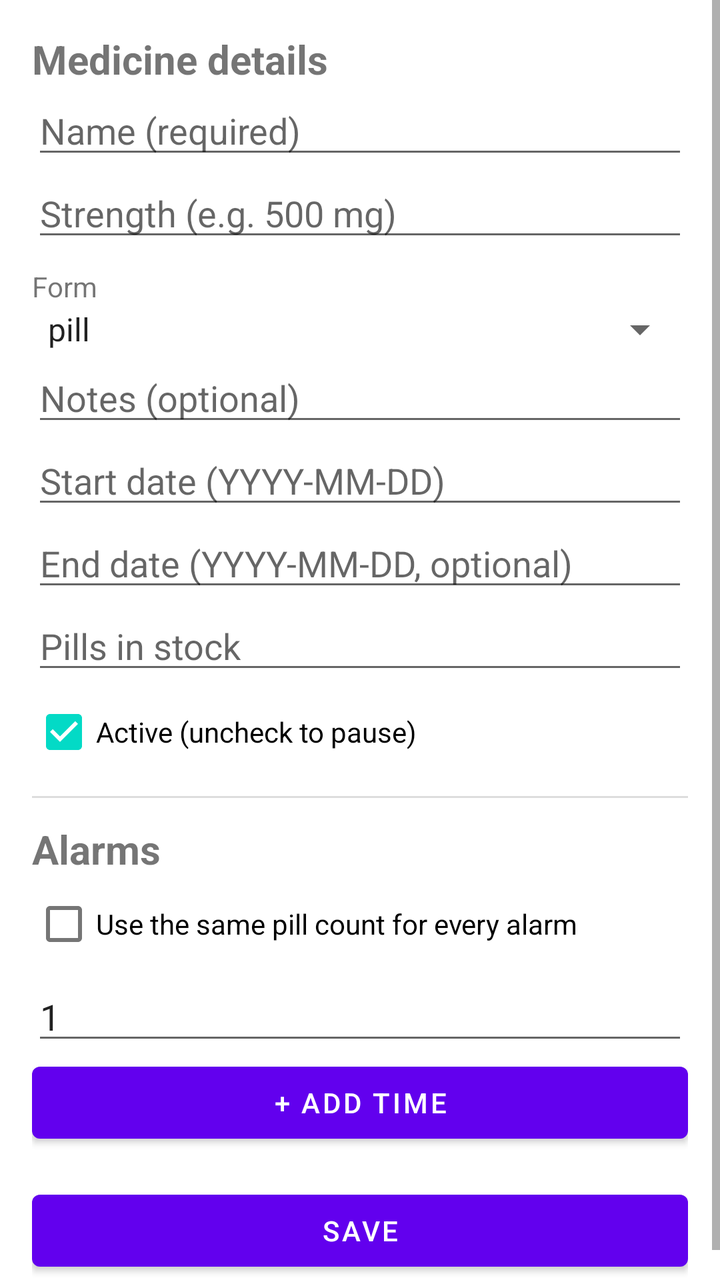
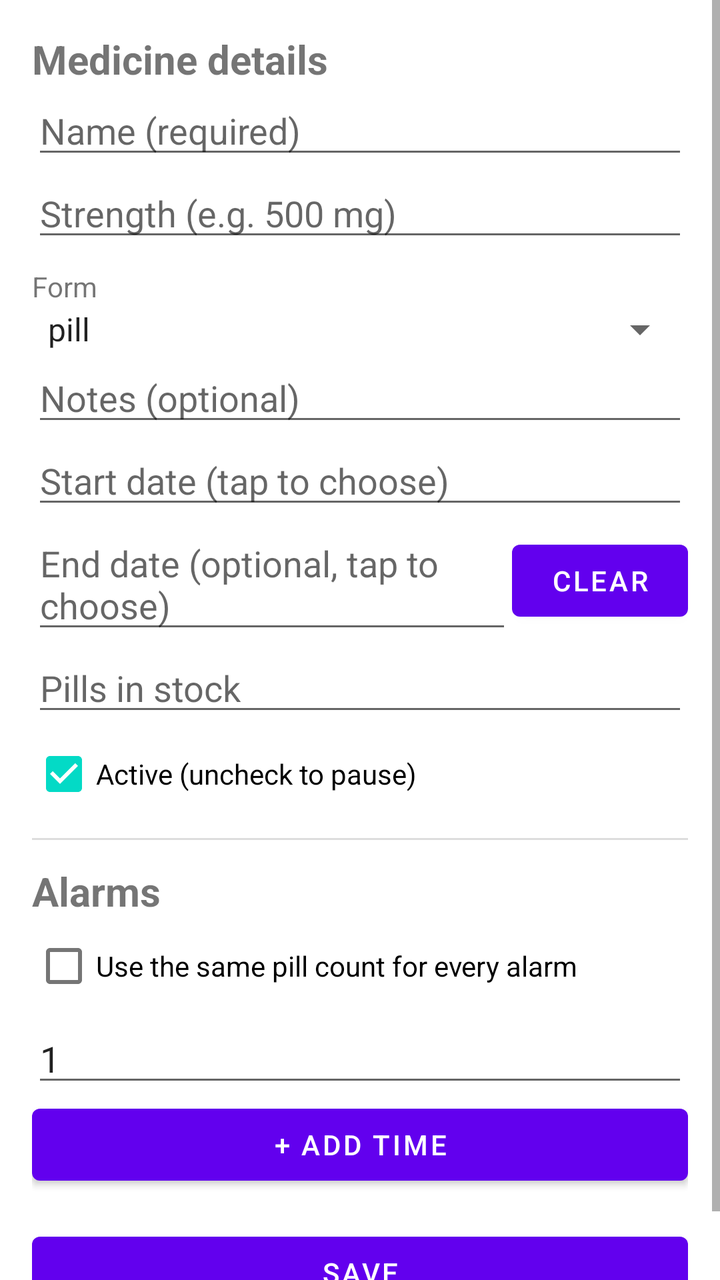

Two renders of the same Android screen: before a commit and after it. Below are the layout's source before the change and the commit's diff.
<!-- AndroidManifest.xml: application theme Theme.MediReminder -->
<!-- res/layout/activity_add_edit_medicine.xml -->
<?xml version="1.0" encoding="utf-8"?>
<ScrollView
    xmlns:android="http://schemas.android.com/apk/res/android"
    android:layout_width="match_parent"
    android:layout_height="match_parent"
    android:fillViewport="true">

    <LinearLayout
        android:layout_width="match_parent"
        android:layout_height="wrap_content"
        android:orientation="vertical"
        android:padding="16dp">

        <TextView
            android:layout_width="match_parent"
            android:layout_height="wrap_content"
            android:text="@string/medicine_details_title"
            android:textSize="20sp"
            android:textStyle="bold" />

        <EditText
            android:id="@+id/medicineNameInput"
            android:layout_width="match_parent"
            android:layout_height="wrap_content"
            android:hint="@string/hint_name"
            android:inputType="textCapWords" />

        <EditText
            android:id="@+id/medicineStrengthInput"
            android:layout_width="match_parent"
            android:layout_height="wrap_content"
            android:hint="@string/hint_strength"
            android:inputType="text" />

        <TextView
            android:layout_width="match_parent"
            android:layout_height="wrap_content"
            android:layout_marginTop="8dp"
            android:text="@string/hint_form" />

        <Spinner
            android:id="@+id/medicineFormSpinner"
            android:layout_width="match_parent"
            android:layout_height="wrap_content"
            android:entries="@array/form_options" />

        <EditText
            android:id="@+id/medicineNotesInput"
            android:layout_width="match_parent"
            android:layout_height="wrap_content"
            android:hint="@string/hint_notes"
            android:inputType="textMultiLine"
            android:maxLines="3" />

        <EditText
            android:id="@+id/startDateInput"
            android:layout_width="match_parent"
            android:layout_height="wrap_content"
            android:hint="@string/hint_start_date"
            android:inputType="date" />

        <EditText
            android:id="@+id/endDateInput"
            android:layout_width="match_parent"
            android:layout_height="wrap_content"
            android:hint="@string/hint_end_date"
            android:inputType="date" />

        <EditText
            android:id="@+id/stockInput"
            android:layout_width="match_parent"
            android:layout_height="wrap_content"
            android:hint="@string/hint_stock"
            android:inputType="numberDecimal" />

        <CheckBox
            android:id="@+id/activeCheckbox"
            android:layout_width="match_parent"
            android:layout_height="wrap_content"
            android:text="@string/active_label"
            android:checked="true" />

        <View
            android:layout_width="match_parent"
            android:layout_height="1dp"
            android:layout_marginTop="8dp"
            android:background="#DDDDDD" />

        <TextView
            android:layout_width="match_parent"
            android:layout_height="wrap_content"
            android:layout_marginTop="12dp"
            android:text="@string/alarms_title"
            android:textSize="20sp"
            android:textStyle="bold" />

        <CheckBox
            android:id="@+id/sameDoseCheckbox"
            android:layout_width="match_parent"
            android:layout_height="wrap_content"
            android:text="@string/same_dose_label" />

        <EditText
            android:id="@+id/sameDoseValueInput"
            android:layout_width="match_parent"
            android:layout_height="wrap_content"
            android:hint="@string/hint_same_dose"
            android:inputType="numberDecimal"
            android:text="@string/default_pills" />

        
        <LinearLayout
            android:id="@+id/alarmsContainer"
            android:layout_width="match_parent"
            android:layout_height="wrap_content"
            android:orientation="vertical" />

        <Button
            android:id="@+id/addAlarmButton"
            android:layout_width="match_parent"
            android:layout_height="wrap_content"
            android:text="@string/add_time" />

        <Button
            android:id="@+id/saveButton"
            android:layout_width="match_parent"
            android:layout_height="wrap_content"
            android:layout_marginTop="16dp"
            android:text="@string/save" />

    </LinearLayout>
</ScrollView>
<!-- resources referenced by this layout -->
<resources>
  <string-array name="form_options">
          <item>pill</item>
          <item>syrup</item>
          <item>injection</item>
      </string-array>
  <string name="active_label">Active (uncheck to pause)</string>
  <string name="add_time">+ Add time</string>
  <string name="alarms_title">Alarms</string>
  <string name="default_pills">1</string>
  <string name="hint_end_date">End date (YYYY-MM-DD, optional)</string>
  <string name="hint_form">Form</string>
  <string name="hint_name">Name (required)</string>
  <string name="hint_notes">Notes (optional)</string>
  <string name="hint_same_dose">Pills per dose</string>
  <string name="hint_start_date">Start date (YYYY-MM-DD)</string>
  <string name="hint_stock">Pills in stock</string>
  <string name="hint_strength">Strength (e.g. 500 mg)</string>
  <string name="medicine_details_title">Medicine details</string>
  <string name="same_dose_label">Use the same pill count for every alarm</string>
  <string name="save">Save</string>
  <style name="Theme.MediReminder" parent="Theme.MaterialComponents.DayNight.NoActionBar" />
</resources>

<!-- the commit's change to res/layout/activity_add_edit_medicine.xml (unified diff, before → after) -->
@@ -57,14 +57,32 @@
             android:layout_width="match_parent"
             android:layout_height="wrap_content"
             android:hint="@string/hint_start_date"
-            android:inputType="date" />
+            android:focusable="false"
+            android:clickable="true"
+            android:cursorVisible="false" />
 
-        <EditText
-            android:id="@+id/endDateInput"
+        <LinearLayout
             android:layout_width="match_parent"
             android:layout_height="wrap_content"
-            android:hint="@string/hint_end_date"
-            android:inputType="date" />
+            android:orientation="horizontal"
+            android:gravity="center_vertical">
+
+            <EditText
+                android:id="@+id/endDateInput"
+                android:layout_width="0dp"
+                android:layout_height="wrap_content"
+                android:layout_weight="1"
+                android:hint="@string/hint_end_date"
+                android:focusable="false"
+                android:clickable="true"
+                android:cursorVisible="false" />
+
+            <Button
+                android:id="@+id/clearEndDateButton"
+                android:layout_width="wrap_content"
+                android:layout_height="wrap_content"
+                android:text="@string/clear_end_date" />
+        </LinearLayout>
 
         <EditText
             android:id="@+id/stockInput"
<!-- resource entries referenced after the edit -->
@@ -8,13 +8,14 @@
   <string name="active_label">Active (uncheck to pause)</string>
   <string name="add_time">+ Add time</string>
   <string name="alarms_title">Alarms</string>
+  <string name="clear_end_date">Clear</string>
   <string name="default_pills">1</string>
-  <string name="hint_end_date">End date (YYYY-MM-DD, optional)</string>
+  <string name="hint_end_date">End date (optional, tap to choose)</string>
   <string name="hint_form">Form</string>
   <string name="hint_name">Name (required)</string>
   <string name="hint_notes">Notes (optional)</string>
   <string name="hint_same_dose">Pills per dose</string>
-  <string name="hint_start_date">Start date (YYYY-MM-DD)</string>
+  <string name="hint_start_date">Start date (tap to choose)</string>
   <string name="hint_stock">Pills in stock</string>
   <string name="hint_strength">Strength (e.g. 500 mg)</string>
   <string name="medicine_details_title">Medicine details</string>
